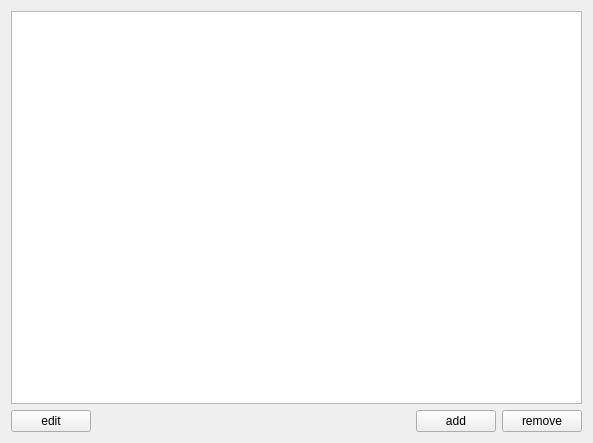
Qt form src/mainui/settings/providerselectionwidget.ui (KDE/conquirere) before a commit.
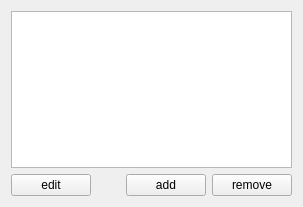
The same form after that commit. Custom widgets are drawn as their Qt base class.

What changed in the file:
```diff
--- a/src/mainui/settings/providerselectionwidget.ui
+++ b/src/mainui/settings/providerselectionwidget.ui
@@ -6,8 +6,8 @@
    <rect>
     <x>0</x>
     <y>0</y>
-    <width>593</width>
-    <height>443</height>
+    <width>303</width>
+    <height>207</height>
    </rect>
   </property>
   <property name="windowTitle">
```
Lines whose indentation alone changed are shown as unchanged.
